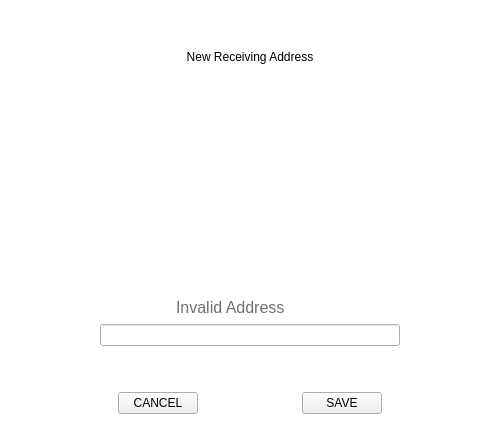
Qt form src/qt/veil/forms/addressreceive.ui (Veil-Project/veil) before a commit.
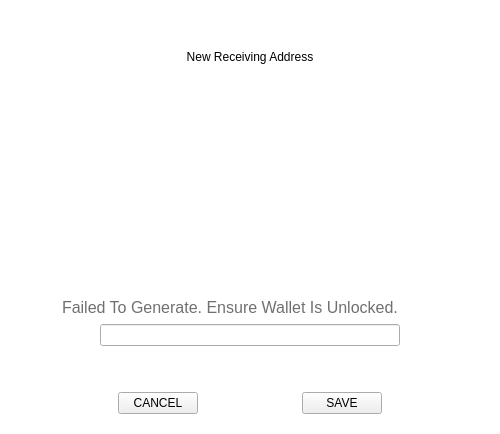
The same form after that commit. Icons and pictures are not drawn.

Commit message: Fix address generation on recv widget. Remove dummy text.

Patch:
```diff
--- a/src/qt/veil/forms/addressreceive.ui
+++ b/src/qt/veil/forms/addressreceive.ui
@@ -170,7 +170,7 @@
 font-size:16px;</string>
           </property>
           <property name="text">
-           <string>Invalid Address</string>
+           <string>Failed To Generate. Ensure Wallet Is Unlocked.</string>
           </property>
          </widget>
         </item>
```
The commit also changes 4 other files.
